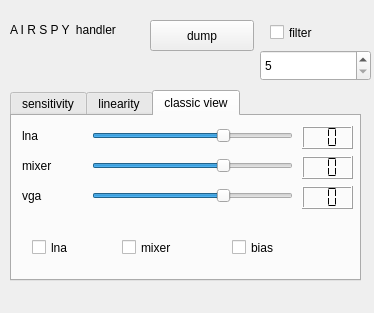
First picture: the form in qt-devices/airspy-handler/airspy-widget.ui, repository JvanKatwijk/qt-dab, before the edit.
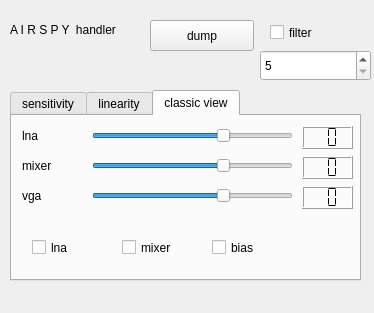
Second picture: the form after the edit.

```diff
--- a/qt-devices/airspy-handler/airspy-widget.ui
+++ b/qt-devices/airspy-handler/airspy-widget.ui
@@ -474,7 +474,7 @@
     <widget class="QCheckBox" name="biasButton">
      <property name="geometry">
       <rect>
-       <x>220</x>
+       <x>200</x>
        <y>121</y>
        <width>101</width>
        <height>21</height>
```
